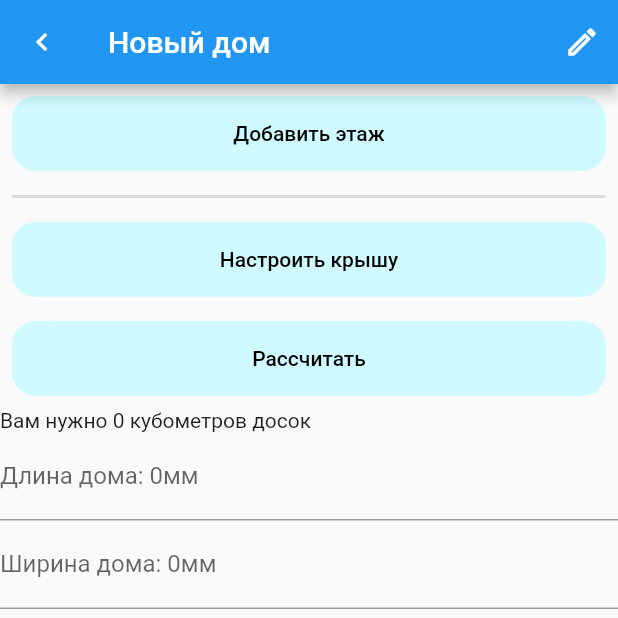
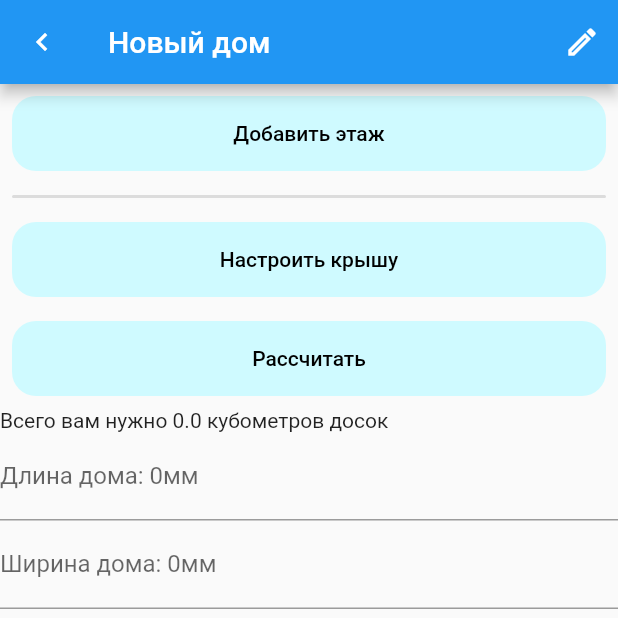
Before and after one commit to CpedaMonsterEnergyLover/BlockHouseCalculator, a Flutter app: the HousePage screen opened directly with empty values, after a tap on "Рассчитать", on a phone screen of 412 x 824 dp, the top half of it. Run offline on Flutter 3.47's test engine with Material 2 defaults, Android fonts, the phone set to English and light mode, and no system bars.

Commit message:
чото поменял не понял чо

```diff
--- a/lib/pages/edit_house/house_page.dart
+++ b/lib/pages/edit_house/house_page.dart
@@ -20,7 +20,7 @@ class HousePage extends StatefulWidget {
 
 class _HousePageState extends State<HousePage> {
   bool floorBlock = true;
-  int kubometriDosok = 0;
+  double kubometriDosok = 0;
   late House house;
 
   @override
@@ -118,7 +118,7 @@ class _HousePageState extends State<HousePage> {
           },
           longPressCallback: () {},
         ),
-        Text("Вам нужно " + kubometriDosok.toString() + " кубометров досок"),
+        Text("Всего вам нужно " + kubometriDosok.toString() + " кубометров досок"),
         IntegerInputField(
           labelText: 'Длина дома',
           hintText: widget.house.settings.houseLength.toString(),
--- a/lib/pages/objects/house.dart
+++ b/lib/pages/objects/house.dart
@@ -44,20 +44,20 @@ class House {
     }
   }
 
-  int GetPerimeterWalls(){
-    int res = (settings.houseLength + settings.houseWidth) * 4
-    + ((settings.houseLength + settings.houseWidth) ~/ Constants.lagDistance) * settings.floorHeight;
+  double getPerimeterWalls(){
+    double res = ((settings.houseLength + settings.houseWidth) * 4
+    + ((settings.houseLength + settings.houseWidth) ~/ Constants.lagDistance) * settings.floorHeight) as double;
      return res;
   }
 
 
 
-  int calculate(){
-    int res = 0;
+  double calculate(){
+    double res = 0;
     for (var element in floors) {
       res += element.calculate();
     }
-    return (res * Constants.plankWidth * Constants.plankHeight / 1000000000).ceil();
+    return res;
   }
 
   void removeFloor(int index){
```
Also changed, not shown: lib/pages/edit_floor/floor_page.dart (+11 -0 lines), lib/pages/objects/floor.dart (+8 -8 lines), lib/main.dart (renamed from lib/main/main.dart), 1 other file.
